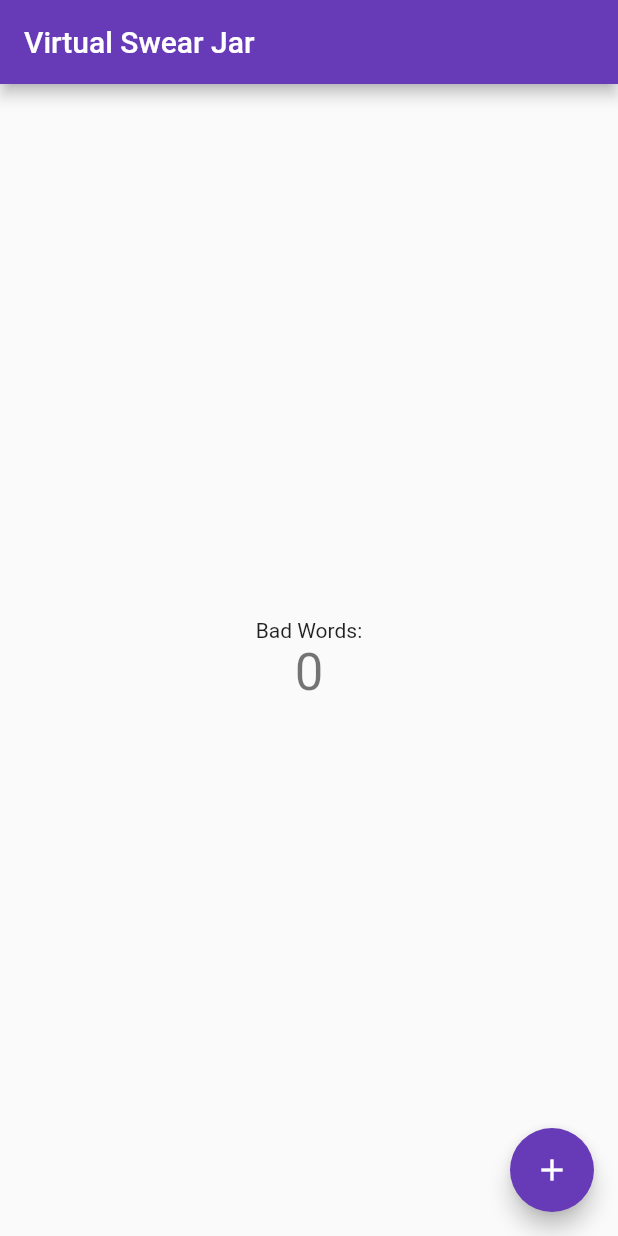
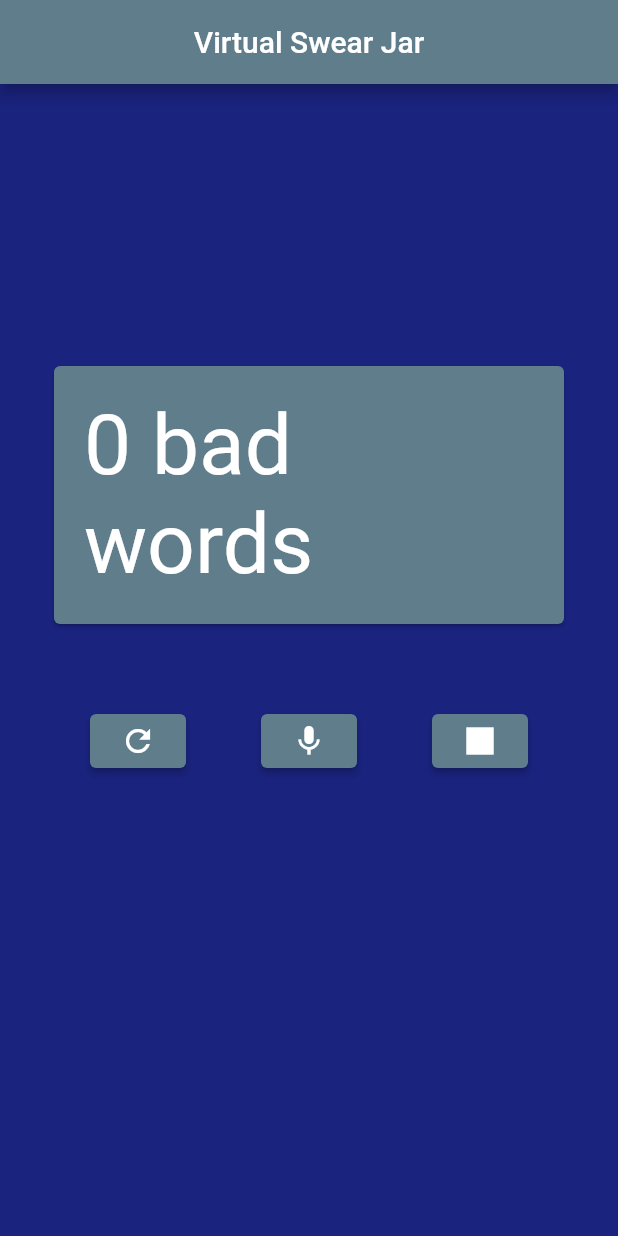
Before and after one commit to gradyw/boilermakex, a Flutter app: the screen it shows after launch, on a phone screen of 412 x 824 dp. Run offline on Flutter 3.47's test engine with Material 2 defaults, Android fonts, the phone set to English and light mode, and no system bars.

Commit message:
working front-end, needs to look better

```diff
--- a/lib/main.dart
+++ b/lib/main.dart
@@ -1,5 +1,5 @@
 import 'package:flutter/material.dart';
-//import 'package:gradient_app_bar/gradient_app_bar.dart';
+import 'dart:math';
 
 void main() {
   runApp(const MyApp());
@@ -13,7 +13,7 @@ class MyApp extends StatelessWidget {
     return MaterialApp(
       title: 'Flutter Demo',
       theme: ThemeData(
-        primarySwatch: Colors.deepPurple,
+        primarySwatch: Colors.blueGrey,
       ),
       home: const MyHomePage(title: 'Virtual Swear Jar'),
     );
@@ -24,44 +24,137 @@ class MyHomePage extends StatefulWidget {
   const MyHomePage({super.key, required this.title});
   final String title;
 
+
+
   @override
   State<MyHomePage> createState() => _MyHomePageState();
 }
 
 class _MyHomePageState extends State<MyHomePage> {
   int _counter = 0;
+  bool recording = false;
+  var list = ['hey, no', 'hell yea'];
+  var word = '';
+  var rand = Random();
+
+  int randum(number){
+    return number;
+  }
+
+  void _resetCounter() {
+    setState(() {
+      _counter = 0;
+    });
+  }
 
   void _incrementCounter() {
     setState(() {
       _counter++;
     });
+    word = list[randum(rand)];
+  }
+
+  void _listen(){
+    setState(() {
+      recording = true;
+    });
+  }
+
+  void _stopListen(){
+    setState(() {
+      recording = false;
+    });
   }
 
   @override
   Widget build(BuildContext context) {
+
+    Widget counterSection = Container(
+      padding: const EdgeInsets.all(32),
+      child: Row(
+        children: [
+          Expanded(
+            child: Column(
+              crossAxisAlignment: CrossAxisAlignment.center,
+              children: [
+                Container(
+                  padding: const EdgeInsets.only(bottom: 8),
+                  child: BigCard(counter: _counter),
+                ),
+              ],
+            ),
+          )
+        ]
+      )
+    );
+
+    Widget buttonSection = Container(
+      padding: const EdgeInsets.all(10),
+      child: Row(
+        crossAxisAlignment: CrossAxisAlignment.center,
+        mainAxisAlignment: MainAxisAlignment.spaceEvenly,
+        children: [
+          ElevatedButton(
+              onPressed: _resetCounter,
+              child: Icon(Icons.refresh)),
+          //ElevatedButton(
+          //    onPressed: _incrementCounter,
+          //    child: Icon(Icons.add)),
+          ElevatedButton(
+              onPressed: _listen,
+              child: Icon(Icons.mic)),
+          ElevatedButton(
+              onPressed: _stopListen,
+              child: Icon(Icons.square)),
+        ],
+      )
+    );
+
     return Scaffold(
-      //backgroundColor: Colors.purple,
+      backgroundColor: Colors.indigo[900],
       appBar: AppBar(
-        title: Text(widget.title),
+        title: Center(child: Text(widget.title)),
       ),
       body: Center(
         child: Column(
           mainAxisAlignment: MainAxisAlignment.center,
           children: <Widget>[
-            const Text(
-              'Bad Words:',),
-            Text(
-              '$_counter',
-              style: Theme.of(context).textTheme.headline4,
-            ),
+            counterSection,
+            buttonSection,
+            const SizedBox(height: 50,),
+            Text(word, style: const TextStyle(fontSize: 80),),
           ],
         ),
       ),
-      floatingActionButton: FloatingActionButton(
-        onPressed: _incrementCounter,
-        tooltip: 'Increment',
-        child: const Icon(Icons.add),
-      ), // This trailing comma makes auto-formatting nicer for build methods.
     );
   }
 }
+
+class BigCard extends StatelessWidget {
+  const BigCard({
+    Key? key,
+    required int counter,
+  }) : _counter = counter, super(key: key);
+
+  final int _counter;
+
+  @override
+  Widget build(BuildContext context) {
+    var theme = Theme.of(context);
+    var style = theme.textTheme.displayMedium!.copyWith(
+      color: theme.colorScheme.onPrimary,
+    );
+
+    return Card(
+      color: theme.colorScheme.primary,
+
+      child: Padding(
+        padding: const EdgeInsets.all(20),
+        child: Text(
+          '$_counter bad words',
+          style: style,
+        ),
+      ),
+    );
+  }
+}
--- /dev/null
+++ b/lib/test.dart
@@ -0,0 +1,75 @@
+import 'package:flutter/material.dart';
+//import 'package:gradient_app_bar/gradient_app_bar.dart';
+
+void main() {
+  runApp(const MyApp());
+}
+
+class MyApp extends StatelessWidget {
+  const MyApp({super.key});
+
+  @override
+  Widget build(BuildContext context) {
+    return MaterialApp(
+      title: 'Flutter Demo',
+      theme: ThemeData(
+        primarySwatch: Colors.deepPurple,
+      ),
+      home: const MyHomePage(title: 'Virtual Swear Jar'),
+    );
+  }
+}
+
+class MyHomePage extends StatefulWidget {
+  const MyHomePage({super.key, required this.title});
+  final String title;
+
+  @override
+  State<MyHomePage> createState() => _MyHomePageState();
+}
+
+class _MyHomePageState extends State<MyHomePage> {
+  int _counter = 0;
+
+  void _resetCounter() {
+    setState(() {
+      _counter = 0;
+    });
+  }
+
+  void _incrementCounter() {
+    setState(() {
+      _counter++;
+    });
+  }
+
+  @override
+  Widget build(BuildContext context) {
+
+
+    return Scaffold(
+      //backgroundColor: Colors.purple,
+      appBar: AppBar(
+        title: Text(widget.title),
+      ),
+      body: Center(
+        child: Column(
+          mainAxisAlignment: MainAxisAlignment.center,
+          children: <Widget>[
+            const Text(
+              'Bad Words:',),
+            Text(
+              '$_counter',
+              style: Theme.of(context).textTheme.headline4,
+            ),
+          ],
+        ),
+      ),
+      floatingActionButton: FloatingActionButton(
+        onPressed: _incrementCounter,
+        tooltip: 'Increment',
+        child: const Icon(Icons.add),
+      ),
+    );
+  }
+}
--- a/pubspec.yaml
+++ b/pubspec.yaml
@@ -31,6 +31,8 @@ environment:
 dependencies:
   flutter:
     sdk: flutter
+  flutter_sound: ^8.1.9
+  assets_audio_player: ^3.0.3+3
 
   english_words: ^4.0.0
   provider: ^6.0.0
```
Also changed, not shown: lib/test_2.dart (deleted, +0 -159 lines), pubspec.lock, 1 other file.
